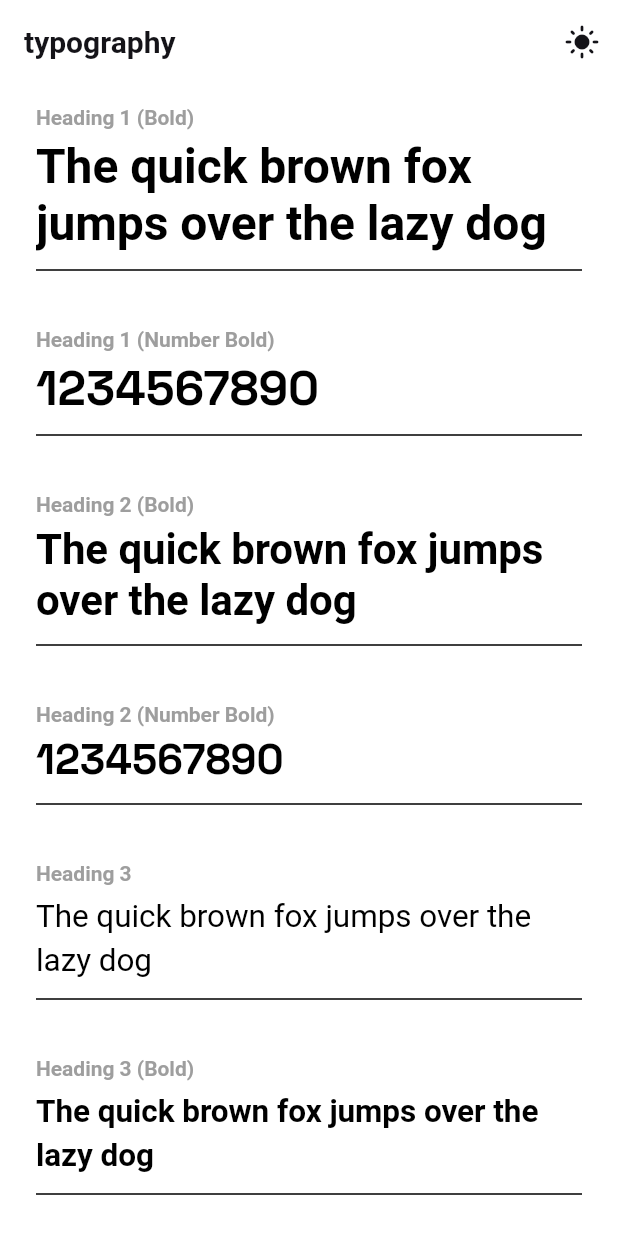
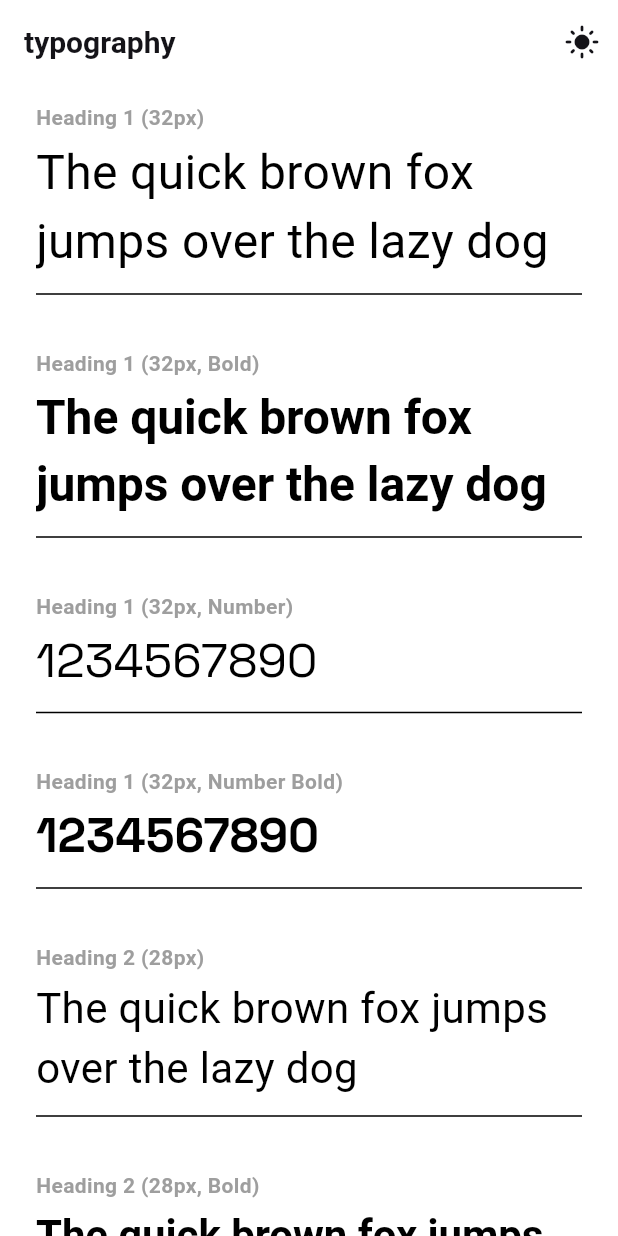
Before and after one commit to noncelab/coconut_design_system, a Flutter app: the TypographyScreen screen opened by its route, on a phone screen of 412 x 824 dp. Run offline on Flutter 3.47's test engine with Material 3 defaults, Android fonts, the phone set to English and light mode, and no system bars; our stand-ins replace go_router; Roboto replaces fonts that are missing (Pretendard).

Commit message:
refactor(typography): 시멘틱 네이밍으로 수정, 중복 코드 제거

```diff
--- a/example/lib/screens/color.dart
+++ b/example/lib/screens/color.dart
@@ -86,7 +86,7 @@ class ColorScreen extends StatelessWidget {
       child: Center(
         child: Text(
           name,
-          style: CoconutTypography.body2Bold.merge(
+          style: CoconutTypography.body2_14_Bold.merge(
             TextStyle(
               color: displayColor,
             ),
--- a/example/lib/screens/home.dart
+++ b/example/lib/screens/home.dart
@@ -39,7 +39,7 @@ class HomeScreen extends StatelessWidget {
                 return ListTile(
                   title: Text(
                     route.path.replaceAll('/', ''),
-                    style: CoconutTypography.body1Bold,
+                    style: CoconutTypography.body1_16_Bold,
                   ),
                   trailing: const Icon(
                     Icons.arrow_forward_ios,
--- a/example/lib/screens/typography.dart
+++ b/example/lib/screens/typography.dart
@@ -28,7 +28,7 @@ class TypographyScreen extends StatelessWidget {
                 children: [
                   Text(
                     typographyKey,
-                    style: CoconutTypography.body2.copyWith(
+                    style: CoconutTypography.body2_14.copyWith(
                       fontWeight: FontWeight.bold,
                       color: Colors.grey,
                     ),
--- a/lib/src/theme/typography.dart
+++ b/lib/src/theme/typography.dart
@@ -1,3 +1,5 @@
+// ignore_for_file: non_constant_identifier_names
+
 import 'package:flutter/material.dart';
 
 /// **Coconut Design System `TextTheme` Generator**
@@ -24,23 +26,41 @@ class CoconutTextTheme {
       );
 
   /// Defines the **base text theme** with custom styles.
-  static TextTheme get textTheme => const TextTheme(
-        displayLarge: CoconutTypography.heading1Bold,
-        displayMedium: CoconutTypography.heading2Bold,
-        displaySmall: CoconutTypography.heading3Bold,
-        headlineLarge: CoconutTypography.heading1Bold,
-        headlineMedium: CoconutTypography.heading2Bold,
-        headlineSmall: CoconutTypography.heading3Bold,
-        titleLarge: CoconutTypography.heading1Bold,
-        titleMedium: CoconutTypography.heading2Bold,
-        titleSmall: CoconutTypography.heading3Bold,
-        bodyLarge: CoconutTypography.body1,
-        bodyMedium: CoconutTypography.body2,
-        bodySmall: CoconutTypography.body3,
-        labelLarge: CoconutTypography.body1,
-        labelMedium: CoconutTypography.body2,
-        labelSmall: CoconutTypography.body3,
+  static TextTheme get textTheme => TextTheme(
+        displayLarge: CoconutTypography.heading1_32_Bold,
+        displayMedium: CoconutTypography.heading2_28_Bold,
+        displaySmall: CoconutTypography.heading3_21_Bold,
+        headlineLarge: CoconutTypography.heading1_32_Bold,
+        headlineMedium: CoconutTypography.heading2_28_Bold,
+        headlineSmall: CoconutTypography.heading3_21_Bold,
+        titleLarge: CoconutTypography.heading1_32_Bold,
+        titleMedium: CoconutTypography.heading2_28_Bold,
+        titleSmall: CoconutTypography.heading3_21_Bold,
+        bodyLarge: CoconutTypography.body1_16,
+        bodyMedium: CoconutTypography.body2_14,
+        bodySmall: CoconutTypography.body3_12,
+        labelLarge: CoconutTypography.body1_16,
+        labelMedium: CoconutTypography.body2_14,
+        labelSmall: CoconutTypography.body3_12,
       );
+}
+
+/// Method for Typography Variation
+TextStyle applyVariation(
+  TextStyle baseStyle, {
+  bool isNumber = false,
+  bool isBold = false,
+}) {
+  double? fontSize = baseStyle.fontSize;
+
+  return baseStyle.copyWith(
+      fontFamily: isNumber
+          ? CoconutTypography.kNumberFontFamily
+          : CoconutTypography.kTextFontFamily,
+      fontWeight: isBold ? FontWeight.w700 : FontWeight.w400,
+      height: fontSize != null ? (fontSize >= 24 ? 1.4 : 1.2) : null,
+      letterSpacing:
+          fontSize != null ? (fontSize >= 18 ? -0.04 : -0.02) : -0.02);
 }
 
 /// **Coconut Design System Typography**
@@ -56,294 +76,151 @@ class CoconutTypography {
 
   // ====== Heading Styles ======
 
-  /// **H1 Bold** - 32px, `Pretendard`, Bold
-  static const TextStyle heading1Bold = TextStyle(
+  /// **H1 Bold** - 32px, `Pretendard`
+  static const TextStyle heading1_32 = TextStyle(
     fontSize: 32,
-    fontWeight: FontWeight.w700,
+    fontWeight: FontWeight.w400,
     fontFamily: kTextFontFamily,
-    letterSpacing: -0.04,
-    height: 38.4 / 32,
   );
 
-  /// **H1 Number Bold** - 32px, `SpaceGrotesk`, Bold
-  static const TextStyle heading1NumberBold = TextStyle(
-    fontSize: 32,
-    fontWeight: FontWeight.w700,
-    fontFamily: kNumberFontFamily,
-    letterSpacing: -0.04,
-    height: 38.4 / 32,
+  static final TextStyle heading1_32_Bold =
+      applyVariation(heading1_32, isBold: true);
+  static final TextStyle heading1_32_Number =
+      applyVariation(heading1_32, isNumber: true);
+  static final TextStyle heading1_32_NumberBold =
+      applyVariation(heading1_32, isNumber: true, isBold: true);
+
+  /// **H2 Bold** - 28px, `Pretendard`
+  static const TextStyle heading2_28 = TextStyle(
+    fontSize: 28,
+    fontWeight: FontWeight.w400,
+    fontFamily: kTextFontFamily,
   );
 
-  /// **H2 Bold** - 28px, `Pretendard`, Bold
-  static const TextStyle heading2Bold = TextStyle(
-    fontSize: 28,
-    fontWeight: FontWeight.w700,
-    fontFamily: kTextFontFamily,
-    letterSpacing: -0.04,
-    height: 33.6 / 28,
-  );
+  static final TextStyle heading2_28_Bold =
+      applyVariation(heading2_28, isBold: true);
+  static final TextStyle heading2_28_Number =
+      applyVariation(heading2_28, isNumber: true);
+  static final TextStyle heading2_28_NumberBold =
+      applyVariation(heading2_28, isNumber: true, isBold: true);
 
-  /// **H2 Number Bold** - 28px, `SpaceGrotesk`, Bold
-  static const TextStyle heading2NumberBold = TextStyle(
-    fontSize: 28,
-    fontWeight: FontWeight.w700,
-    fontFamily: kNumberFontFamily,
-    letterSpacing: -0.04,
-    height: 33.6 / 28,
-  );
-
-  /// **H3** - 21px, `Pretendard`, Regular
-  static const TextStyle heading3 = TextStyle(
+  /// **H3** - 21px, `Pretendard`
+  static const TextStyle heading3_21 = TextStyle(
     fontSize: 21,
     fontWeight: FontWeight.w400,
     fontFamily: kTextFontFamily,
-    letterSpacing: -0.04,
-    height: 29.4 / 21,
   );
 
-  /// **H3 Number** - 21px, `Pretendard`, Regular
-  static const TextStyle heading3Number = TextStyle(
-    fontSize: 21,
-    fontWeight: FontWeight.w400,
-    fontFamily: kNumberFontFamily,
-    letterSpacing: -0.04,
-    height: 29.4 / 21,
-  );
+  static final TextStyle heading3_21_Bold =
+      applyVariation(heading3_21, isBold: true);
+  static final TextStyle heading3_21_Number =
+      applyVariation(heading3_21, isNumber: true);
+  static final TextStyle heading3_21_NumberBold =
+      applyVariation(heading3_21, isNumber: true, isBold: true);
 
-  /// **H3 Bold** - 21px, `Pretendard`, Bold
-  static const TextStyle heading3Bold = TextStyle(
-    fontSize: 21,
-    fontWeight: FontWeight.w700,
-    fontFamily: kTextFontFamily,
-    letterSpacing: -0.04,
-    height: 29.4 / 21,
-  );
-
-  /// **H3 Number Bold** - 21px, `SpaceGrotesk`, Bold
-  static const TextStyle heading3NumberBold = TextStyle(
-    fontSize: 21,
-    fontWeight: FontWeight.w700,
-    fontFamily: kNumberFontFamily,
-    letterSpacing: -0.04,
-    height: 29.4 / 21,
-  );
-
-  /// **H4** - 18px, `Pretendard`, Regular
-  static const TextStyle heading4 = TextStyle(
+  /// **H4** - 18px, `Pretendard`
+  static const TextStyle heading4_18 = TextStyle(
     fontSize: 18,
     fontWeight: FontWeight.w400,
     fontFamily: kTextFontFamily,
-    letterSpacing: -0.04,
-    height: 27 / 18,
   );
 
-  /// **H4 Number** - 18px, `SpaceGrotesk`, Regular
-  static const TextStyle heading4Number = TextStyle(
-    fontSize: 18,
-    fontWeight: FontWeight.w400,
-    fontFamily: kNumberFontFamily,
-    letterSpacing: -0.04,
-    height: 27 / 18,
-  );
+  static final TextStyle heading4_18_Bold =
+      applyVariation(heading4_18, isBold: true);
+  static final TextStyle heading4_18_Number =
+      applyVariation(heading4_18, isNumber: true);
+  static final TextStyle heading4_18_NumberBold =
+      applyVariation(heading4_18, isNumber: true, isBold: true);
 
-  /// **H4 Bold** - 18px, `Pretendard`, Bold
-  static const TextStyle heading4Bold = TextStyle(
-    fontSize: 18,
-    fontWeight: FontWeight.w700,
-    fontFamily: kTextFontFamily,
-    letterSpacing: -0.04,
-    height: 27 / 18,
-  );
-
-  /// **H4 Number Bold** - 18px, `SpaceGrotesk`, Bold
-  static const TextStyle heading4NumberBold = TextStyle(
-    fontSize: 21,
-    fontWeight: FontWeight.w700,
-    fontFamily: kNumberFontFamily,
-    letterSpacing: -0.04,
-    height: 27 / 18,
-  );
-
-  /// **Body 1** - 16px, `Pretendard`, Regular
-  static const TextStyle body1 = TextStyle(
+  /// **Body 1** - 16px, `Pretendard`
+  static const TextStyle body1_16 = TextStyle(
     fontSize: 16,
     fontWeight: FontWeight.w400,
     fontFamily: kTextFontFamily,
-    letterSpacing: -0.02,
-    height: 22.4 / 16,
   );
 
-  /// **Body 1 Number** - 16px, `SpaceGrotesk`, Regular
-  static const TextStyle body1Number = TextStyle(
-    fontSize: 16,
-    fontWeight: FontWeight.w400,
-    fontFamily: kNumberFontFamily,
-    letterSpacing: -0.02,
-    height: 22.4 / 16,
-  );
+  static final TextStyle body1_16_Bold = applyVariation(body1_16, isBold: true);
+  static final TextStyle body1_16_Number =
+      applyVariation(body1_16, isNumber: true);
+  static final TextStyle body1_16_NumberBold =
+      applyVariation(body1_16, isNumber: true, isBold: true);
 
-  /// **Body 1 Bold** - 16px, `Pretendard`, Bold
-  static const TextStyle body1Bold = TextStyle(
-    fontSize: 16,
-    fontWeight: FontWeight.w700,
-    fontFamily: kTextFontFamily,
-    letterSpacing: -0.02,
-    height: 22.4 / 16,
-  );
-
-  /// **Body 1 Number Bold** - 16px, `SpaceGrotesk`, Bold
-  static const TextStyle body1NumberBold = TextStyle(
-    fontSize: 16,
-    fontWeight: FontWeight.w700,
-    fontFamily: kNumberFontFamily,
-    letterSpacing: -0.02,
-    height: 22.4 / 16,
-  );
-
-  /// **Body 2** - 14px, `Pretendard`, Regular
-  static const TextStyle body2 = TextStyle(
+  /// **Body 2** - 14px, `Pretendard`
+  static const TextStyle body2_14 = TextStyle(
     fontSize: 14,
     fontWeight: FontWeight.w400,
     fontFamily: kTextFontFamily,
-    letterSpacing: -0.02,
-    height: 19.6 / 14,
   );
 
-  /// **Body 2 Number** - 14px, `SpaceGrotesk`, Regular
-  static const TextStyle body2Number = TextStyle(
-    fontSize: 14,
-    fontWeight: FontWeight.w400,
-    fontFamily: kNumberFontFamily,
-    letterSpacing: -0.02,
-    height: 19.6 / 14,
-  );
-
-  /// **Body 2 Bold** - 14px, `Pretendard`, Bold
-  static const TextStyle body2Bold = TextStyle(
-    fontSize: 14,
-    fontWeight: FontWeight.w700,
-    fontFamily: kTextFontFamily,
-    letterSpacing: -0.02,
-    height: 19.6 / 14,
-  );
-
-  /// **Body 2 Number Bold** - 14px, `SpaceGrotesk`, Bold
-  static const TextStyle body2NumberBold = TextStyle(
-    fontSize: 14,
-    fontWeight: FontWeight.w700,
-    fontFamily: kNumberFontFamily,
-    letterSpacing: -0.02,
-    height: 19.6 / 14,
-  );
+  static final TextStyle body2_14_Bold = applyVariation(body2_14, isBold: true);
+  static final TextStyle body2_14_Number =
+      applyVariation(body2_14, isNumber: true);
+  static final TextStyle body2_14_NumberBold =
+      applyVariation(body2_14, isNumber: true, isBold: true);
 
   /// **Body 3** - 12px, `Pretendard`, Regular
-  static const TextStyle body3 = TextStyle(
+  static const TextStyle body3_12 = TextStyle(
     fontSize: 12,
     fontWeight: FontWeight.w400,
     fontFamily: kTextFontFamily,
-    letterSpacing: -0.02,
-    height: 16.8 / 14,
   );
 
-  /// **Body 3 Number** - 12px, `SpaceGrotesk`, Regular
-  static const TextStyle body3Number = TextStyle(
-    fontSize: 12,
-    fontWeight: FontWeight.w400,
-    fontFamily: kNumberFontFamily,
-    letterSpacing: -0.02,
-    height: 16.8 / 14,
-  );
+  static final TextStyle body3_12_Bold = applyVariation(body3_12, isBold: true);
+  static final TextStyle body3_12_Number =
+      applyVariation(body3_12, isNumber: true);
+  static final TextStyle body3_12_NumberBold =
+      applyVariation(body3_12, isNumber: true, isBold: true);
 
-  /// **Body 3 Bold** - 12px, `Pretendard`, Bold
-  static const TextStyle body3Bold = TextStyle(
-    fontSize: 12,
-    fontWeight: FontWeight.w700,
-    fontFamily: kTextFontFamily,
-    letterSpacing: -0.02,
-    height: 16.8 / 14,
-  );
-
-  /// **Body 3 Number Bold** - 12px, `SpaceGrotesk`, Bold
-  static const TextStyle body3NumberBold = TextStyle(
-    fontSize: 12,
-    fontWeight: FontWeight.w700,
-    fontFamily: kNumberFontFamily,
-    letterSpacing: -0.02,
-    height: 16.8 / 14,
-  );
-
-  /// **Caption** - 10px, `Pretendard`, Regular
-  static const TextStyle caption = TextStyle(
+  /// **Caption Number** - 10px, `SpaceGrotesk`, Regular
+  static const TextStyle caption_10 = TextStyle(
     fontSize: 10,
     fontWeight: FontWeight.w400,
     fontFamily: kTextFontFamily,
-    letterSpacing: -0.02,
-    height: 14 / 10,
   );
 
-  /// **Caption Number** - 10px, `SpaceGrotesk`, Regular
-  static const TextStyle captionNumber = TextStyle(
-    fontSize: 10,
-    fontWeight: FontWeight.w400,
-    fontFamily: kNumberFontFamily,
-    letterSpacing: -0.02,
-    height: 14 / 10,
-  );
-
-  /// **Caption Bold** - 10px, `Pretendard`, Bold
-  static const TextStyle captionBold = TextStyle(
-    fontSize: 10,
-    fontWeight: FontWeight.w700,
-    fontFamily: kTextFontFamily,
-    letterSpacing: -0.02,
-    height: 14 / 10,
-  );
-
-  /// **Caption Number Bold** - 10px, `SpaceGrotesk`, Bold
-  static const TextStyle caotionNumberBold = TextStyle(
-    fontSize: 10,
-    fontWeight: FontWeight.w700,
-    fontFamily: kNumberFontFamily,
-    letterSpacing: -0.02,
-    height: 14 / 10,
-  );
+  static final TextStyle caption_10_Bold =
+      applyVariation(caption_10, isBold: true);
+  static final TextStyle caption_10_Number =
+      applyVariation(caption_10, isNumber: true);
+  static final TextStyle caption_10_NumberBold =
+      applyVariation(caption_10, isNumber: true, isBold: true);
 
   /// **Predefined Typography Styles Map**
   ///
   /// Provides easy access to typography styles with meaningful labels.
   static final Map<String, TextStyle> typographyStyles = {
-    // Heading Styles (Pretendard)
-    'Heading 1 (Bold)': heading1Bold,
-    'Heading 1 (Number Bold)': heading1NumberBold,
-    'Heading 2 (Bold)': heading2Bold,
-    'Heading 2 (Number Bold)': heading2NumberBold,
-    'Heading 3': heading3,
-    'Heading 3 (Bold)': heading3Bold,
-    'Heading 3 (Number)': heading3Number,
-    'Heading 3 (Number Bold)': heading3NumberBold,
-    'Heading 4': heading4,
-    'Heading 4 (Bold)': heading4Bold,
-    'Heading 4 (Number)': heading4Number,
-    'Heading 4 (Number Bold)': heading4NumberBold,
+    // Heading Styles
+    'Heading 1 (32px)': heading1_32,
+    'Heading 1 (32px, Bold)': heading1_32_Bold,
+    'Heading 1 (32px, Number)': heading1_32_Number,
+    'Heading 1 (32px, Number Bold)': heading1_32_NumberBold,
+    'Heading 2 (28px)': heading2_28,
+    'Heading 2 (28px, Bold)': heading2_28_Bold,
+    'Heading 2 (28px, Number)': heading2_28_Number,
+    'Heading 2 (28px, Number Bold)': heading2_28_NumberBold,
+    'Heading 3 (21px)': heading3_21,
+    'Heading 3 (21px, Bold)': heading3_21_Bold,
+    'Heading 3 (21px, Number)': heading3_21_Number,
+    'Heading 3 (21px, Number Bold)': heading3_21_NumberBold,
 
-    // Body Styles (Pretendard)
-    'Body 1': body1,
-    'Body 1 (Bold)': body1Bold,
-    'Body 1 (Number)': body1Number,
-    'Body 1 (Number Bold)': body1NumberBold,
-    'Body 2': body2,
-    'Body 2 (Bold)': body2Bold,
-    'Body 2 (Number)': body2Number,
-    'Body 2 (Number Bold)': body2NumberBold,
-    'Body 3': body3,
-    'Body 3 (Bold)': body3Bold,
-    'Body 3 (Number)': body3Number,
-    'Body 3 (Number Bold)': body3NumberBold,
+    // Body Styles
+    'Body 1 (16px)': body1_16,
+    'Body 1 (16px, Bold)': body1_16_Bold,
+    'Body 1 (16px, Number)': body1_16_Number,
+    'Body 1 (16px, Number Bold)': body1_16_NumberBold,
+    'Body 2 (14px)': body2_14,
+    'Body 2 (14px, Bold)': body2_14_Bold,
+    'Body 2 (14px, Number)': body2_14_Number,
+    'Body 2 (14px, Number Bold)': body2_14_NumberBold,
+    'Body 3 (12px)': body3_12,
+    'Body 3 (12px, Bold)': body3_12_Bold,
+    'Body 3 (12px, Number)': body3_12_Number,
+    'Body 3 (12px, Number Bold)': body3_12_NumberBold,
 
     // Caption Styles (Pretendard)
-    'Caption': caption,
-    'Caption (Bold)': captionBold,
-    'Caption (Number)': captionNumber,
-    'Caption (Number Bold)': caotionNumberBold,
+    'Caption (10px)': caption_10,
+    'Caption (10px, Bold)': caption_10_Bold,
+    'Caption (10px, Number)': caption_10_Number,
+    'Caption (10p,x Number Bold)': caption_10_NumberBold,
   };
 }
```
Also changed, not shown: pubspec.lock, 1 other file.
